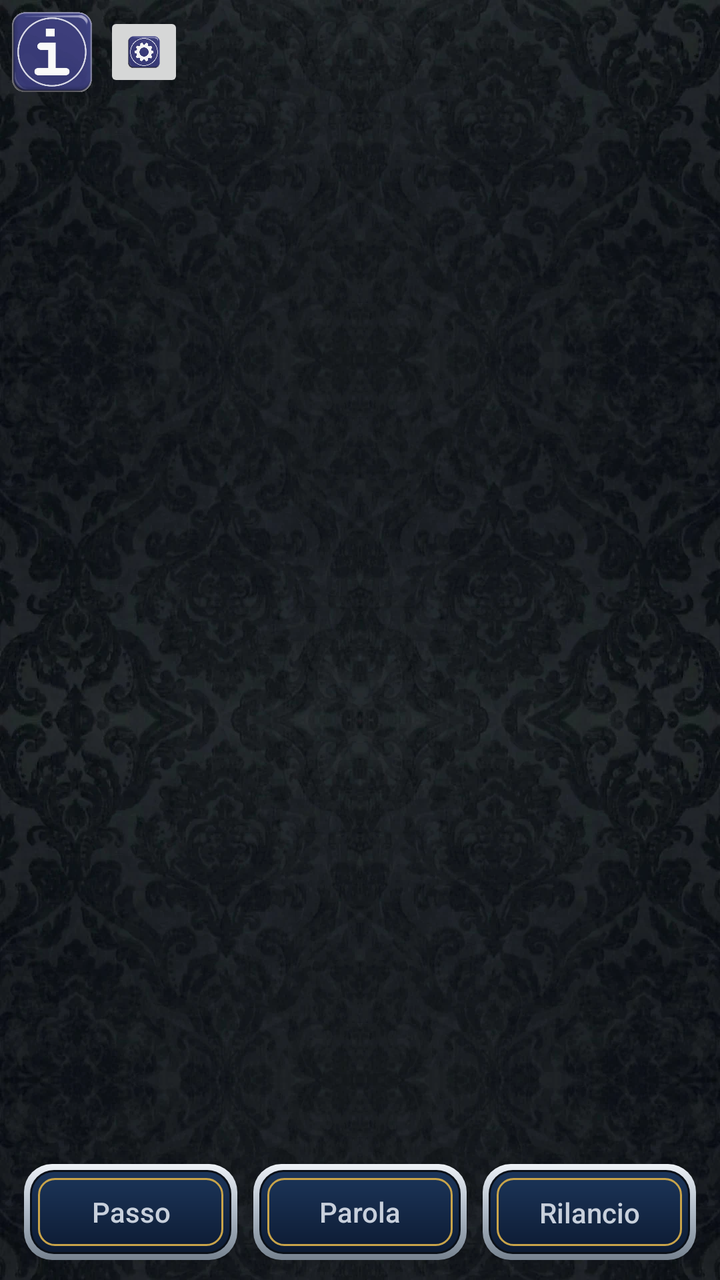
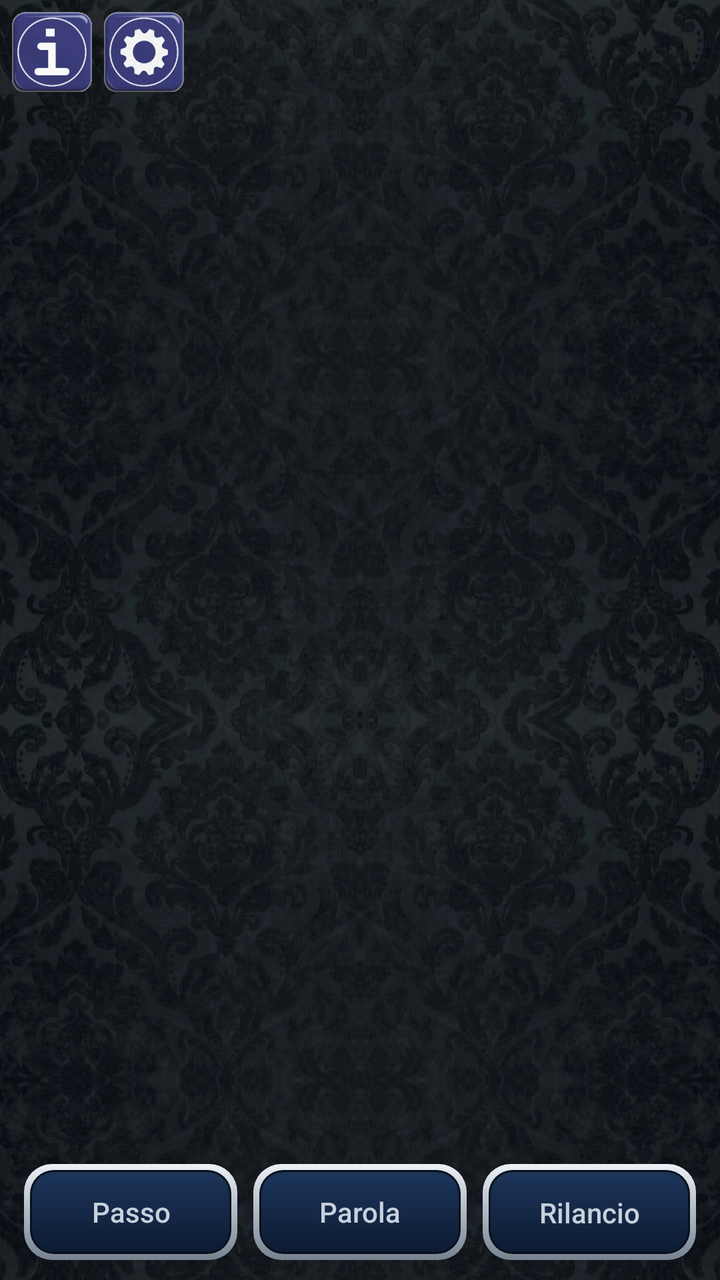

Two renders of the same Android screen: before a commit and after it. Below are the layout's source before the change and the commit's diff.
<!-- AndroidManifest.xml: application theme Theme.Scopa -->
<!-- res/layout/activity_holdem.xml -->
<?xml version="1.0" encoding="utf-8"?>
<androidx.constraintlayout.widget.ConstraintLayout
    xmlns:android="http://schemas.android.com/apk/res/android"
    xmlns:app="http://schemas.android.com/apk/res-auto"
    android:layout_width="match_parent"
    android:layout_height="match_parent"
    android:background="@drawable/bg_velvet"
    android:clipChildren="false"
    android:clipToPadding="false">

    
    <LinearLayout
        android:id="@+id/bottomPanel"
        android:layout_width="match_parent"
        android:layout_height="wrap_content"
        android:orientation="vertical"
        android:paddingStart="8dp"
        android:paddingEnd="8dp"
        app:layout_constraintBottom_toBottomOf="parent"
        app:layout_constraintStart_toStartOf="parent"
        app:layout_constraintEnd_toEndOf="parent">

        
        <LinearLayout
            android:id="@+id/youBox"
            android:layout_width="wrap_content"
            android:layout_height="wrap_content"
            android:layout_gravity="center_horizontal"
            android:orientation="vertical"
            android:padding="6dp">

            <TextView
                android:id="@+id/txtChips"
                style="@style/PokerInfo"
                android:layout_gravity="center_horizontal"
                android:layout_marginBottom="2dp" />

            <LinearLayout
                android:id="@+id/youHand"
                android:layout_width="wrap_content"
                android:layout_height="wrap_content"
                android:layout_gravity="center_horizontal"
                android:orientation="horizontal" />
        </LinearLayout>

        
        <LinearLayout
            android:id="@+id/buttonsRow"
            android:layout_width="match_parent"
            android:layout_height="wrap_content"
            android:layout_marginTop="6dp"
            android:baselineAligned="false"
            android:orientation="horizontal">

            <androidx.appcompat.widget.AppCompatButton
                android:id="@+id/btnFold"
                style="@style/PokerButton"
                android:layout_width="0dp"
                android:layout_weight="1"
                android:text="@string/poker_fold" />

            <androidx.appcompat.widget.AppCompatButton
                android:id="@+id/btnCheck"
                style="@style/PokerButton"
                android:layout_width="0dp"
                android:layout_weight="1"
                android:text="@string/poker_check" />

            <androidx.appcompat.widget.AppCompatButton
                android:id="@+id/btnRaise"
                style="@style/PokerButton"
                android:layout_width="0dp"
                android:layout_weight="1"
                android:text="@string/poker_raise" />
        </LinearLayout>

        
        <androidx.appcompat.widget.AppCompatButton
            android:id="@+id/btnNext"
            style="@style/PokerButton"
            android:layout_width="match_parent"
            android:layout_marginTop="6dp"
            android:text="@string/poker_next_hand"
            android:visibility="gone" />

        <View
            android:layout_width="match_parent"
            android:layout_height="10dp" />
    </LinearLayout>

    
    <androidx.constraintlayout.widget.ConstraintLayout
        android:id="@+id/table"
        android:layout_width="match_parent"
        android:layout_height="0dp"
        android:clipChildren="false"
        android:clipToPadding="false"
        app:layout_constraintTop_toTopOf="parent"
        app:layout_constraintBottom_toTopOf="@id/bottomPanel">

        
        <LinearLayout
            android:id="@+id/seatTop"
            android:layout_width="wrap_content"
            android:layout_height="wrap_content"
            android:layout_marginTop="48dp"
            android:clipChildren="false"
            android:clipToPadding="false"
            android:gravity="center_horizontal"
            android:orientation="vertical"
            android:padding="6dp"
            app:layout_constraintTop_toTopOf="parent"
            app:layout_constraintStart_toStartOf="parent"
            app:layout_constraintEnd_toEndOf="parent">

            <LinearLayout
                android:id="@+id/handTop"
                android:layout_width="wrap_content"
                android:layout_height="wrap_content"
                android:orientation="horizontal" />

            <TextView
                android:id="@+id/nameTop"
                style="@style/PokerInfo" />

        </LinearLayout>

        

        
        <FrameLayout
            android:id="@+id/deckBox"
            android:layout_width="wrap_content"
            android:layout_height="wrap_content"
            app:layout_constraintTop_toBottomOf="@id/seatTop"
            app:layout_constraintBottom_toTopOf="@id/communityRow"
            app:layout_constraintVertical_chainStyle="packed"
            app:layout_constraintVertical_bias="0.4"
            app:layout_constraintStart_toStartOf="parent"
            app:layout_constraintEnd_toEndOf="parent" />

        
        
        <LinearLayout
            android:id="@+id/communityRow"
            android:layout_width="wrap_content"
            android:layout_height="wrap_content"
            android:layout_marginTop="8dp"
            android:orientation="horizontal"
            app:layout_constraintTop_toBottomOf="@id/deckBox"
            app:layout_constraintBottom_toTopOf="@id/txtPot"
            app:layout_constraintStart_toStartOf="parent"
            app:layout_constraintEnd_toEndOf="parent" />

        <TextView
            android:id="@+id/txtPot"
            style="@style/PokerInfo"
            android:layout_width="0dp"
            android:layout_marginTop="6dp"
            android:maxLines="2"
            app:layout_constraintTop_toBottomOf="@id/communityRow"
            app:layout_constraintBottom_toTopOf="@id/txtStatus"
            app:layout_constraintStart_toStartOf="parent"
            app:layout_constraintEnd_toEndOf="parent" />

        
        <TextView
            android:id="@+id/txtStatus"
            style="@style/PokerInfo"
            android:layout_width="0dp"
            android:lines="2"
            android:maxLines="2"
            app:layout_constraintTop_toBottomOf="@id/txtPot"
            app:layout_constraintBottom_toBottomOf="parent"
            app:layout_constraintStart_toStartOf="parent"
            app:layout_constraintEnd_toEndOf="parent" />

        
        <FrameLayout
            android:id="@+id/seatLeft"
            android:layout_width="wrap_content"
            android:layout_height="wrap_content"
            android:clipChildren="false"
            android:clipToPadding="false"
            android:padding="6dp"
            app:layout_constraintTop_toBottomOf="@id/seatTop"
            app:layout_constraintBottom_toTopOf="@id/communityRow"
            app:layout_constraintStart_toStartOf="parent">

            <LinearLayout
                android:id="@+id/handLeft"
                android:layout_width="wrap_content"
                android:layout_height="wrap_content"
                android:layout_gravity="center"
                android:clipChildren="false"
                android:clipToPadding="false"
                android:orientation="vertical" />

            <TextView
                android:id="@+id/nameLeft"
                style="@style/PokerInfo"
                android:layout_gravity="center" />

        </FrameLayout>

        <FrameLayout
            android:id="@+id/seatRight"
            android:layout_width="wrap_content"
            android:layout_height="wrap_content"
            android:clipChildren="false"
            android:clipToPadding="false"
            android:padding="6dp"
            app:layout_constraintTop_toBottomOf="@id/seatTop"
            app:layout_constraintBottom_toTopOf="@id/communityRow"
            app:layout_constraintEnd_toEndOf="parent">

            <LinearLayout
                android:id="@+id/handRight"
                android:layout_width="wrap_content"
                android:layout_height="wrap_content"
                android:layout_gravity="center"
                android:clipChildren="false"
                android:clipToPadding="false"
                android:orientation="vertical" />

            <TextView
                android:id="@+id/nameRight"
                style="@style/PokerInfo"
                android:layout_gravity="center" />

        </FrameLayout>
    </androidx.constraintlayout.widget.ConstraintLayout>

    <FrameLayout
        android:id="@+id/overlay"
        android:layout_width="match_parent"
        android:layout_height="match_parent"
        android:clickable="false"
        android:focusable="false"
        app:layout_constraintTop_toTopOf="parent"
        app:layout_constraintBottom_toBottomOf="parent"
        app:layout_constraintStart_toStartOf="parent"
        app:layout_constraintEnd_toEndOf="parent" />

    
    <ImageButton
        android:id="@+id/btnInfo"
        android:layout_width="40dp"
        android:layout_height="40dp"
        android:layout_margin="6dp"
        android:background="@android:color/transparent"
        android:contentDescription="@string/cd_info"
        android:scaleType="fitCenter"
        android:src="@drawable/btn_info"
        app:layout_constraintTop_toTopOf="parent"
        app:layout_constraintStart_toStartOf="parent" />
    
    <ImageButton
        android:id="@+id/btnSettings"
        android:layout_width="40dp"
        android:layout_height="40dp"
        android:layout_margin="6dp"
        android:contentDescription="@string/cd_settings"
        android:scaleType="fitCenter"
        android:src="@drawable/btn_settings"
        app:layout_constraintTop_toTopOf="parent"
        app:layout_constraintStart_toEndOf="@id/btnInfo" />


</androidx.constraintlayout.widget.ConstraintLayout>
<!-- resources referenced by this layout -->
<resources>
  <!-- drawable bg_velvet (drawable) -->
  <?xml version="1.0" encoding="utf-8"?>
  <layer-list xmlns:android="http://schemas.android.com/apk/res/android">
      <item android:drawable="@color/velvet_base" />
      <item>
          <bitmap android:src="@drawable/velvet" android:tileMode="repeat" android:dither="true" />
      </item>
  </layer-list>
  <string name="cd_info">Informazioni</string>
  <string name="cd_settings">Impostazioni</string>
  <string name="poker_check">Parola</string>
  <string name="poker_fold">Passo</string>
  <string name="poker_next_hand">Mano successiva</string>
  <string name="poker_raise">Rilancio %1$d$</string>
  <style name="Theme.Scopa" parent="Theme.MaterialComponents.DayNight.NoActionBar">
          <item name="colorPrimary">@color/navy_mid</item>
          <item name="colorPrimaryVariant">@color/navy_deep</item>
          <item name="colorOnPrimary">@color/celeste_light</item>
          <item name="colorSecondary">@color/gold</item>
          <item name="android:statusBarColor" tools:targetApi="l">@color/navy_deep</item>
          <item name="alertDialogTheme">@style/DarkAlertDialog</item>
          <item name="materialAlertDialogTheme">@style/DarkAlertDialog</item>
      </style>
  <color name="velvet_base">#0A1018</color>
  <!-- drawable btn_cartiglio (drawable) -->
  <?xml version="1.0" encoding="utf-8"?>
  <layer-list xmlns:android="http://schemas.android.com/apk/res/android">
      
      <item>
          <shape android:shape="rectangle">
              <gradient android:angle="270"
                  android:startColor="#EDF1F6"
                  android:centerColor="#AEB9C6"
                  android:endColor="#76828F" />
              <corners android:radius="14dp" />
          </shape>
      </item>
      
      <item android:left="3dp" android:top="3dp" android:right="3dp" android:bottom="3dp">
          <shape android:shape="rectangle">
              <solid android:color="#0A1018" />
              <corners android:radius="12dp" />
          </shape>
      </item>
      
      <item android:left="4dp" android:top="4dp" android:right="4dp" android:bottom="4dp">
          <shape android:shape="rectangle">
              <gradient android:angle="270"
                  android:startColor="#1C3559"
                  android:endColor="#0D1B33" />
              <corners android:radius="11dp" />
          </shape>
      </item>
      
      <item android:left="7dp" android:top="7dp" android:right="7dp" android:bottom="7dp">
          <shape android:shape="rectangle">
              <solid android:color="@android:color/transparent" />
              <stroke android:width="1dp" android:color="#C9A44A" />
              <corners android:radius="8dp" />
              <padding android:left="12dp" android:top="4dp" android:right="12dp" android:bottom="4dp" />
          </shape>
      </item>
  </layer-list>
  <color name="silver">#C8D0DC</color>
  <color name="navy_mid">#23477E</color>
  <color name="navy_deep">#0C1626</color>
  <color name="celeste_light">#D7EAF6</color>
  <color name="gold">#E9C24C</color>
  <style name="DarkAlertDialog" parent="Theme.MaterialComponents.Dialog.Alert">
          <item name="colorSurface">@color/navy</item>
          <item name="android:colorBackground">@color/navy</item>
          <item name="colorOnSurface">@color/silver</item>
          <item name="android:textColorPrimary">@color/silver</item>
          <item name="android:textColorSecondary">@color/silver</item>
          <item name="colorPrimary">@color/silver</item>
      </style>
  <color name="navy">#14294A</color>
  <!-- unchanged entries left out for length: 5 -->
</resources>

<!-- the commit's change to res/layout/activity_holdem.xml (unified diff, before → after) -->
@@ -35,12 +35,26 @@
                 android:layout_gravity="center_horizontal"
                 android:layout_marginBottom="2dp" />
 
-            <LinearLayout
-                android:id="@+id/youHand"
+            
+            <LinearLayout
                 android:layout_width="wrap_content"
                 android:layout_height="wrap_content"
                 android:layout_gravity="center_horizontal"
-                android:orientation="horizontal" />
+                android:gravity="center_vertical"
+                android:orientation="horizontal">
+
+                <LinearLayout
+                    android:id="@+id/youHand"
+                    android:layout_width="wrap_content"
+                    android:layout_height="wrap_content"
+                    android:orientation="horizontal" />
+
+                <TextView
+                    android:id="@+id/txtEquita"
+                    style="@style/PokerInfo"
+                    android:layout_marginStart="12dp"
+                    android:visibility="gone" />
+            </LinearLayout>
         </LinearLayout>
 
         
@@ -135,7 +149,7 @@
             app:layout_constraintTop_toBottomOf="@id/seatTop"
             app:layout_constraintBottom_toTopOf="@id/communityRow"
             app:layout_constraintVertical_chainStyle="packed"
-            app:layout_constraintVertical_bias="0.4"
+            app:layout_constraintVertical_bias="0.62"
             app:layout_constraintStart_toStartOf="parent"
             app:layout_constraintEnd_toEndOf="parent" />
 
@@ -260,6 +274,7 @@
         android:layout_width="40dp"
         android:layout_height="40dp"
         android:layout_margin="6dp"
+        android:background="@android:color/transparent"
         android:contentDescription="@string/cd_settings"
         android:scaleType="fitCenter"
         android:src="@drawable/btn_settings"
<!-- resource entries referenced after the edit -->
@@ -57,7 +57,6 @@
       <item android:left="7dp" android:top="7dp" android:right="7dp" android:bottom="7dp">
           <shape android:shape="rectangle">
               <solid android:color="@android:color/transparent" />
-              <stroke android:width="1dp" android:color="#C9A44A" />
               <corners android:radius="8dp" />
               <padding android:left="12dp" android:top="4dp" android:right="12dp" android:bottom="4dp" />
           </shape>
